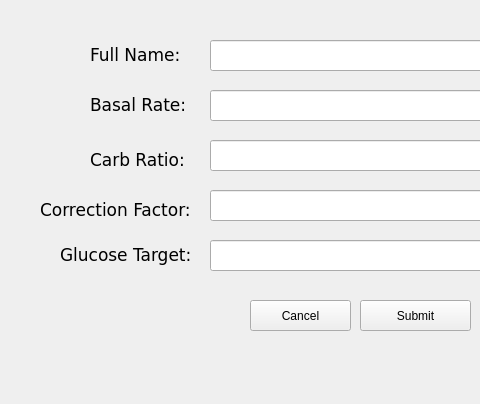
This is createeditprofile.ui in yunusao/Tandem-t-slim-Insulin-Pump-Simulator as Qt 5 draws it before an edit; both pictures show x 0 to 480 and y 0 to 404 of the 691 by 404 pixel window. The edited form follows.
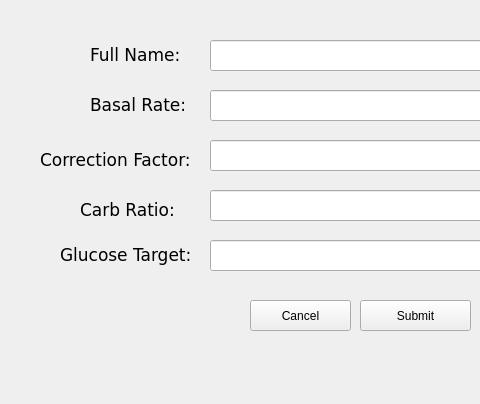
This is the edited form.

Patch:
```diff
--- a/createeditprofile.ui
+++ b/createeditprofile.ui
@@ -67,8 +67,8 @@
   <widget class="QLabel" name="label_3">
    <property name="geometry">
     <rect>
-     <x>90</x>
-     <y>150</y>
+     <x>80</x>
+     <y>200</y>
      <width>101</width>
      <height>21</height>
     </rect>
@@ -87,7 +87,7 @@
    <property name="geometry">
     <rect>
      <x>40</x>
-     <y>200</y>
+     <y>150</y>
      <width>161</width>
      <height>21</height>
     </rect>
```
